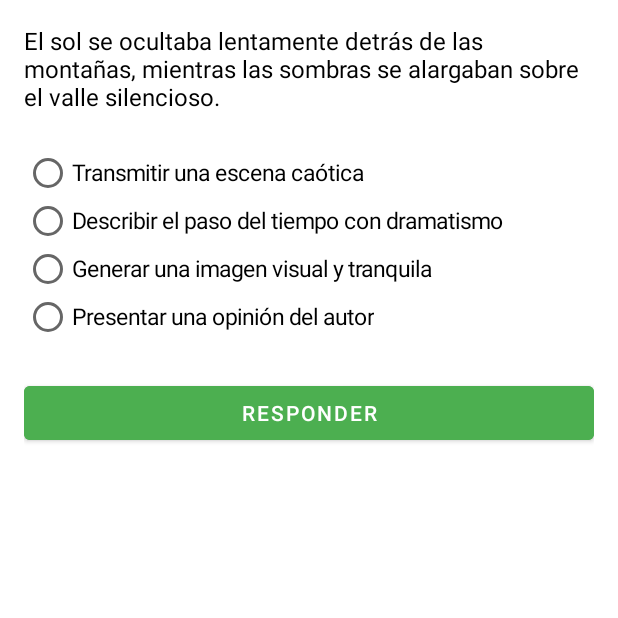
After one commit to Bryanhurtado0006/ICFESUP, an Android app: the FacilLecturaCriticaActivity screen opened directly, with no data from a screen before it, on a phone screen of 412 x 824 dp, the top half of it. The commit adds this screen. Run offline under Robolectric (Android 15) with nearby library versions, the phone set to English and light mode, and no system bars.

Commit message:
desarrollo de la seccion mundos gamificados, pendiente aun

```diff
--- /dev/null
+++ b/app/src/main/java/com/example/icfes_up/Mundos/lectura_critica/facil/FacilLecturaCriticaActivity.java
@@ -0,0 +1,59 @@
+package com.example.icfes_up.Mundos.lectura_critica.facil;
+
+import android.os.Bundle;
+import android.widget.Button;
+import android.widget.RadioButton;
+import android.widget.RadioGroup;
+import android.widget.Toast;
+
+import androidx.appcompat.app.AppCompatActivity;
+
+import com.example.icfes_up.R;
+
+public class FacilLecturaCriticaActivity extends AppCompatActivity {
+
+    private RadioGroup opcionesLectura;
+    private Button btnResponder;
+    private String respuestaCorrecta = "Generar una imagen visual y tranquila";
+
+    @Override
+    protected void onCreate(Bundle savedInstanceState) {
+        super.onCreate(savedInstanceState);
+        setContentView(R.layout.actividad_facil_lecturacritica);
+
+        opcionesLectura = findViewById(R.id.opcionesLectura);
+        btnResponder = findViewById(R.id.btnResponderLectura);
+
+        String[] opciones = {
+                "Transmitir una escena caótica",
+                "Describir el paso del tiempo con dramatismo",
+                "Generar una imagen visual y tranquila",
+                "Presentar una opinión del autor"
+        };
+
+        for (String texto : opciones) {
+            RadioButton opcion = new RadioButton(this);
+            opcion.setText(texto);
+            opcion.setTextSize(15f);
+            opcionesLectura.addView(opcion);
+        }
+
+        btnResponder.setOnClickListener(v -> {
+            int idSeleccionado = opcionesLectura.getCheckedRadioButtonId();
+
+            if (idSeleccionado == -1) {
+                Toast.makeText(this, "Selecciona una opción", Toast.LENGTH_SHORT).show();
+                return;
+            }
+
+            RadioButton seleccionada = findViewById(idSeleccionado);
+            String respuestaUsuario = seleccionada.getText().toString();
+
+            if (respuestaUsuario.equals(respuestaCorrecta)) {
+                Toast.makeText(this, "¡Correcto!", Toast.LENGTH_SHORT).show();
+            } else {
+                Toast.makeText(this, "Incorrecto. La respuesta correcta era:\n" + respuestaCorrecta, Toast.LENGTH_SHORT).show();
+            }
+        });
+    }
+}
--- /dev/null
+++ b/app/src/main/res/layout/actividad_facil_lecturacritica.xml
@@ -0,0 +1,39 @@
+<?xml version="1.0" encoding="utf-8"?>
+<ScrollView xmlns:android="http://schemas.android.com/apk/res/android"
+    android:id="@+id/layoutLecturaCritica"
+    android:layout_width="match_parent"
+    android:layout_height="match_parent"
+    android:padding="16dp"
+    android:background="#FFFFFF">
+
+    <LinearLayout
+        android:layout_width="match_parent"
+        android:layout_height="wrap_content"
+        android:orientation="vertical"
+        android:gravity="center_horizontal">
+
+        <TextView
+            android:id="@+id/textoLectura"
+            android:layout_width="match_parent"
+            android:layout_height="wrap_content"
+            android:text="El sol se ocultaba lentamente detrás de las montañas, mientras las sombras se alargaban sobre el valle silencioso."
+            android:textSize="16sp"
+            android:textColor="#000000"
+            android:layout_marginBottom="24dp" />
+
+        <RadioGroup
+            android:id="@+id/opcionesLectura"
+            android:layout_width="match_parent"
+            android:layout_height="wrap_content"
+            android:orientation="vertical" />
+
+        <Button
+            android:id="@+id/btnResponderLectura"
+            android:layout_width="match_parent"
+            android:layout_height="wrap_content"
+            android:text="Responder"
+            android:layout_marginTop="24dp"
+            android:backgroundTint="#4CAF50"
+            android:textColor="#FFFFFF" />
+    </LinearLayout>
+</ScrollView>
--- a/app/src/main/res/layout/fragment_test.xml
+++ b/app/src/main/res/layout/fragment_test.xml
@@ -94,7 +94,7 @@
         android:layout_width="0dp"
         android:layout_height="wrap_content"
         android:text="Siguiente"
-        android:backgroundTint="@color/primary"
+        android:backgroundTint="@color/black"
         android:textColor="@android:color/white"
         android:textStyle="bold"
         app:layout_constraintBottom_toBottomOf="parent"
```
Also changed, not shown: app/src/main/AndroidManifest.xml (+10 -0 lines), app/src/main/java/com/example/icfes_up/Mundos/ListaMundosFragment.java (+12 -6 lines), app/src/main/java/com/example/icfes_up/Mundos/MundoDetalleActivity.java (added, +67 -0 lines), app/src/main/java/com/example/icfes_up/Mundos/MundosAdapter.java (+14 -1 lines), app/src/main/java/com/example/icfes_up/Mundos/ciencias_naturales/facil/FacilCienciasActivity.java (added, +73 -0 lines), app/src/main/java/com/example/icfes_up/Mundos/ingles/facil/FacilInglesActivity.java (added, +63 -0 lines), app/src/main/java/com/example/icfes_up/Mundos/matematicas/facil/FacilMatematicasActivity.java (added, +56 -0 lines), app/src/main/java/com/example/icfes_up/Mundos/sociales/facil/FacilSocialesActivity.java (added, +59 -0 lines), app/src/main/res/layout/actividad_facil_ciencias.xml (added, +32 -0 lines), app/src/main/res/layout/actividad_facil_ingles.xml (added, +31 -0 lines), app/src/main/res/layout/actividad_facil_matematicas.xml (added, +38 -0 lines), app/src/main/res/layout/actividad_facil_sociales.xml (added, +38 -0 lines), app/src/main/res/layout/actividad_mundo_detalle.xml (added, +40 -0 lines), app/src/main/res/layout/item_mundo.xml (+12 -4 lines).
